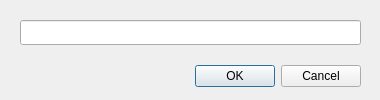
SebGonzalez/BibliothequePhoto, file ajouttag.ui: the form before one commit.
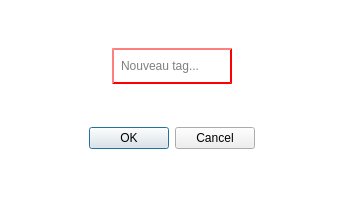
The form after the commit.

Commit message: redesign du dialog ajout tag sans héritage

What changed in the file:
```diff
--- a/ajouttag.ui
+++ b/ajouttag.ui
@@ -6,39 +6,130 @@
    <rect>
     <x>0</x>
     <y>0</y>
-    <width>380</width>
-    <height>100</height>
+    <width>344</width>
+    <height>197</height>
    </rect>
   </property>
+  <property name="minimumSize">
+   <size>
+    <width>0</width>
+    <height>0</height>
+   </size>
+  </property>
+  <property name="maximumSize">
+   <size>
+    <width>16777215</width>
+    <height>16777215</height>
+   </size>
+  </property>
   <property name="windowTitle">
    <string>Dialog</string>
   </property>
-  <widget class="QDialogButtonBox" name="buttonBox">
-   <property name="geometry">
-    <rect>
-     <x>20</x>
-     <y>60</y>
-     <width>341</width>
-     <height>32</height>
-    </rect>
-   </property>
-   <property name="orientation">
-    <enum>Qt::Horizontal</enum>
-   </property>
-   <property name="standardButtons">
-    <set>QDialogButtonBox::Cancel|QDialogButtonBox::Ok</set>
-   </property>
-  </widget>
-  <widget class="QLineEdit" name="lineEdit">
-   <property name="geometry">
-    <rect>
-     <x>20</x>
-     <y>20</y>
-     <width>341</width>
-     <height>25</height>
-    </rect>
-   </property>
-  </widget>
+  <property name="styleSheet">
+   <string notr="true">QDialog {
+	background-color: white;
+}
+
+QLineEdit {
+	color: black;
+	border-style: outset;
+	border-width: 2px;
+	border-color: red;
+	padding: 8% 5% 8% 5%;
+	font: 14pt &quot;Ubuntu&quot;;
+}</string>
+  </property>
+  <layout class="QVBoxLayout" name="verticalLayout">
+   <item>
+    <layout class="QHBoxLayout" name="horizontalLayout_5">
+     <item>
+      <spacer name="horizontalSpacer_12">
+       <property name="orientation">
+        <enum>Qt::Horizontal</enum>
+       </property>
+       <property name="sizeHint" stdset="0">
+        <size>
+         <width>40</width>
+         <height>20</height>
+        </size>
+       </property>
+      </spacer>
+     </item>
+     <item>
+      <widget class="QLineEdit" name="lineEdit">
+       <property name="sizePolicy">
+        <sizepolicy hsizetype="Expanding" vsizetype="Fixed">
+         <horstretch>0</horstretch>
+         <verstretch>0</verstretch>
+        </sizepolicy>
+       </property>
+       <property name="placeholderText">
+        <string>Nouveau tag...</string>
+       </property>
+      </widget>
+     </item>
+     <item>
+      <spacer name="horizontalSpacer_9">
+       <property name="orientation">
+        <enum>Qt::Horizontal</enum>
+       </property>
+       <property name="sizeHint" stdset="0">
+        <size>
+         <width>40</width>
+         <height>20</height>
+        </size>
+       </property>
+      </spacer>
+     </item>
+    </layout>
+   </item>
+   <item>
+    <layout class="QHBoxLayout" name="horizontalLayout_6">
+     <item>
+      <spacer name="horizontalSpacer_10">
+       <property name="orientation">
+        <enum>Qt::Horizontal</enum>
+       </property>
+       <property name="sizeHint" stdset="0">
+        <size>
+         <width>40</width>
+         <height>20</height>
+        </size>
+       </property>
+      </spacer>
+     </item>
+     <item>
+      <widget class="QDialogButtonBox" name="buttonBox">
+       <property name="sizePolicy">
+        <sizepolicy hsizetype="Fixed" vsizetype="Fixed">
+         <horstretch>0</horstretch>
+         <verstretch>0</verstretch>
+        </sizepolicy>
+       </property>
+       <property name="orientation">
+        <enum>Qt::Horizontal</enum>
+       </property>
+       <property name="standardButtons">
+        <set>QDialogButtonBox::Cancel|QDialogButtonBox::Ok</set>
+       </property>
+      </widget>
+     </item>
+     <item>
+      <spacer name="horizontalSpacer_11">
+       <property name="orientation">
+        <enum>Qt::Horizontal</enum>
+       </property>
+       <property name="sizeHint" stdset="0">
+        <size>
+         <width>40</width>
+         <height>20</height>
+        </size>
+       </property>
+      </spacer>
+     </item>
+    </layout>
+   </item>
+  </layout>
  </widget>
  <resources/>
  <connections>
```
The commit also changes 8 other files.
